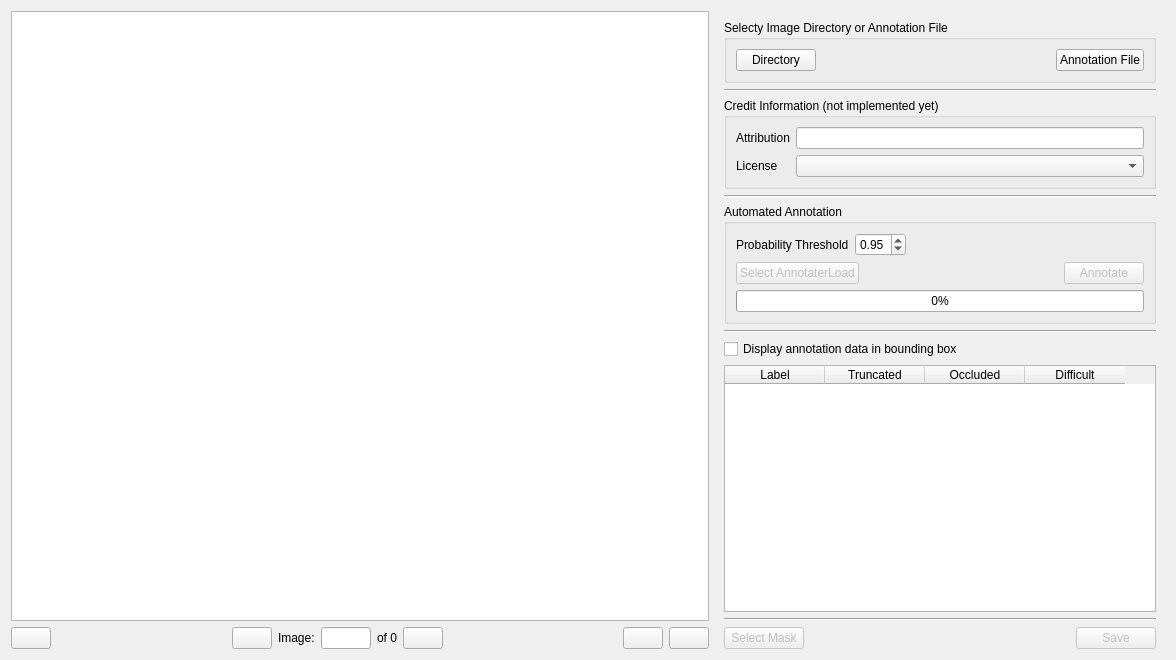
The window that andenet/gui/annotation_widget.ui (persts/BBoxEE) describes before a commit, drawn with Qt 5.
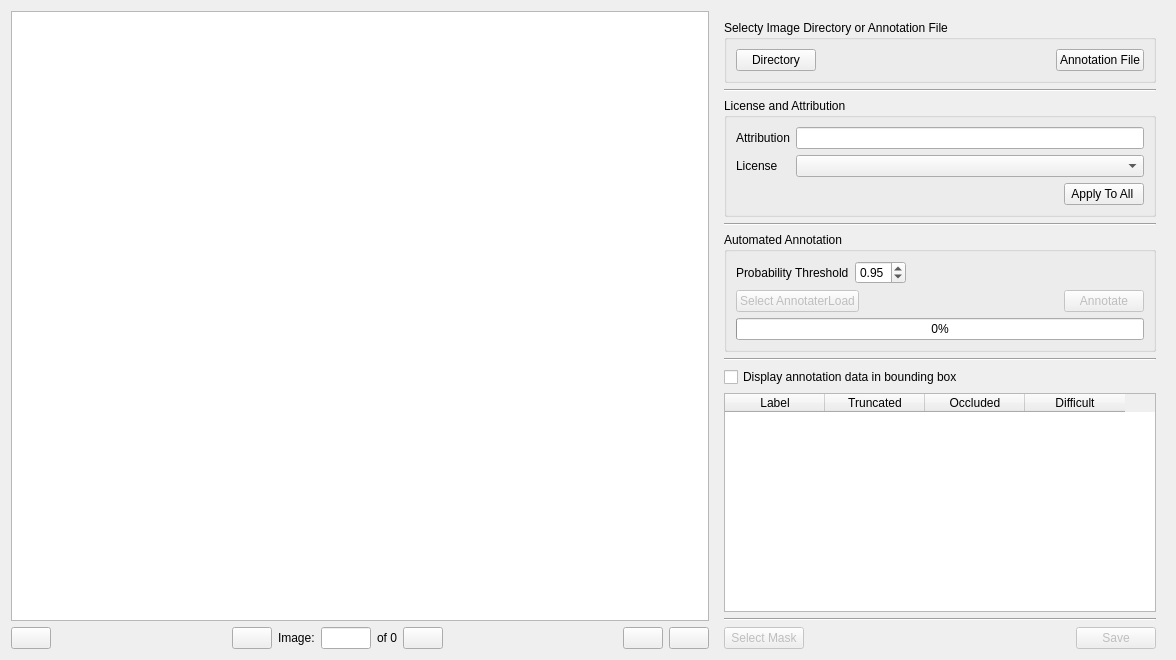
The same window after the commit. Icons and pictures are not drawn. Custom widgets are drawn as their Qt base class.

The edit to the form file:
```diff
--- a/andenet/gui/annotation_widget.ui
+++ b/andenet/gui/annotation_widget.ui
@@ -257,7 +257,7 @@
       <item>
        <widget class="QGroupBox" name="groupBox_3">
         <property name="title">
-         <string>Credit Information (not implemented yet)</string>
+         <string>License and Attribution</string>
         </property>
         <layout class="QGridLayout" name="gridLayout_2">
          <item row="0" column="0">
@@ -284,17 +284,34 @@
              <string/>
             </property>
            </item>
+          </widget>
+         </item>
+         <item row="2" column="0" colspan="2">
+          <layout class="QHBoxLayout" name="horizontalLayout_5">
            <item>
-            <property name="text">
-             <string>CC BY 4.0</string>
-            </property>
+            <spacer name="horizontalSpacer_7">
+             <property name="orientation">
+              <enum>Qt::Horizontal</enum>
+             </property>
+             <property name="sizeHint" stdset="0">
+              <size>
+               <width>40</width>
+               <height>20</height>
+              </size>
+             </property>
+            </spacer>
            </item>
            <item>
+            <widget class="QPushButton" name="pushButtonApplyLicense">
+             <property name="toolTip">
+              <string>Apply to all annotated images</string>
+             </property>
             <property name="text">
-             <string>CC BY-NC 4.0</string>
-            </property>
-           </item>
-          </widget>
+              <string>Apply To All </string>
+             </property>
+            </widget>
+           </item>
+          </layout>
          </item>
         </layout>
        </widget>
```
Lines whose indentation alone changed are shown as unchanged.
